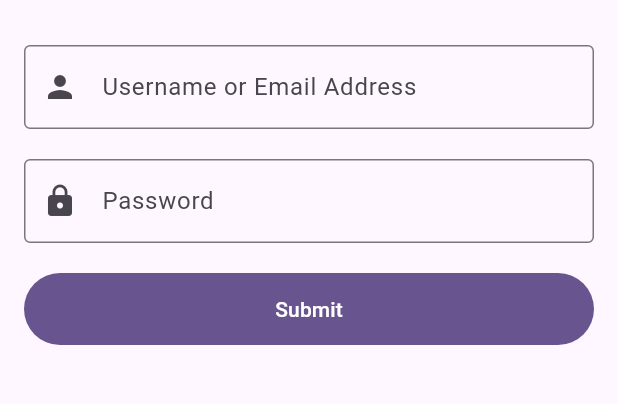
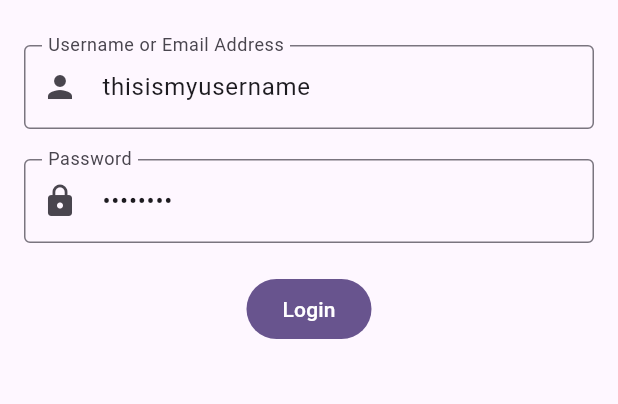
Before and after one commit to teknologicakrainternasional/formify, a Flutter app: the screen it shows after launch, on a phone screen of 412 x 824 dp, the part 63-467 px from its top. Run offline on Flutter 3.47's test engine with Material 2 defaults, Android fonts, the phone set to English and light mode, and no system bars.

```diff
--- a/example/lib/main.dart
+++ b/example/lib/main.dart
@@ -33,6 +33,15 @@ class _MyHomePageState extends State<MyHomePage> {
   final formDemo = FormDemo();
 
   @override
+  void initState() {
+    super.initState();
+    formDemo.setInitialValues({
+      'username': 'thisismyusername',
+      'password': 'password',
+    });
+  }
+
+  @override
   Widget build(BuildContext context) {
     return Scaffold(
       appBar: AppBar(
@@ -43,22 +52,14 @@ class _MyHomePageState extends State<MyHomePage> {
         child: Column(
           children: [
             ...formDemo.getWidgets(),
-            SizedBox(
-              width: double.infinity,
-              height: 48,
-              child: FilledButton(
-                onPressed: () {
-                  /*formDemo.setIsLoading(true);
-                  Future.delayed(const Duration(seconds: 5)).then((_){
-                    formDemo.setIsLoading(false);
-                  });*/
-                  if(formDemo.isFormValid()){
-
-                  }
-                },
-                child: const Text('Submit'),
-              ),
-            )
+            FilledButton(
+              onPressed: () {
+                if (formDemo.isFormValid()) {
+                  //DO SOMETHING
+                }
+              },
+              child: const Text('Login'),
+            ),
           ],
         ),
       ),
```
Also changed, not shown: 1 other file.
